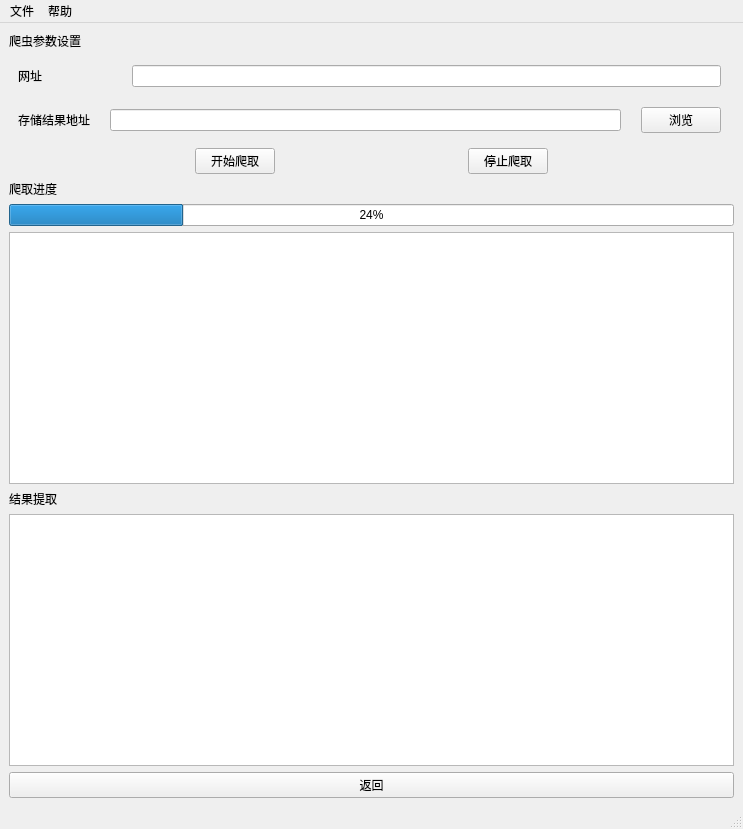
Qt form Spider.ui (cfxsvbtgasc21/Github-project-analyzer) before a commit.
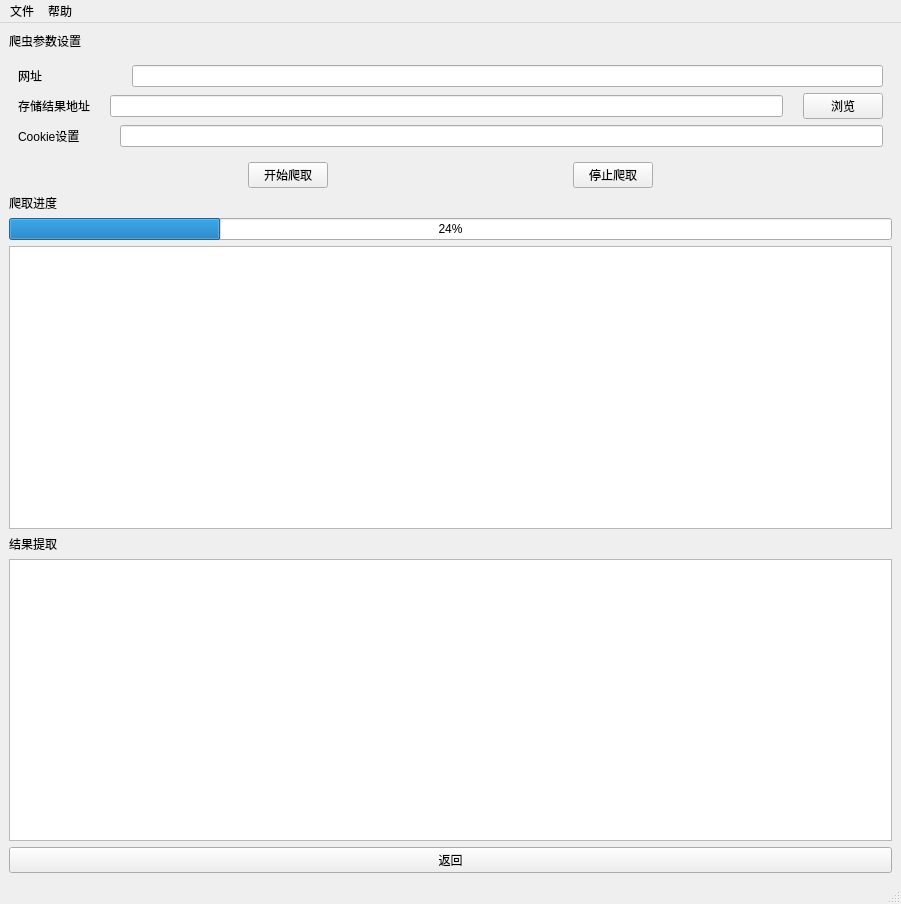
The same form after that commit.

Commit message: 将不同窗口分隔开

```diff
--- a/Spider.ui
+++ b/Spider.ui
@@ -6,8 +6,8 @@
    <rect>
     <x>0</x>
     <y>0</y>
-    <width>743</width>
-    <height>829</height>
+    <width>901</width>
+    <height>904</height>
    </rect>
   </property>
   <property name="windowTitle">
@@ -40,15 +40,6 @@
        <number>1</number>
       </property>
       <layout class="QVBoxLayout" name="verticalLayout">
-       <property name="spacing">
-        <number>20</number>
-       </property>
-       <property name="sizeConstraint">
-        <enum>QLayout::SetDefaultConstraint</enum>
-       </property>
-       <property name="rightMargin">
-        <number>13</number>
-       </property>
        <item>
         <layout class="QHBoxLayout" name="horizontalLayout">
          <property name="spacing">
@@ -90,6 +81,23 @@
          </item>
         </layout>
        </item>
+       <item>
+        <layout class="QHBoxLayout" name="horizontalLayout_4">
+         <property name="spacing">
+          <number>40</number>
+         </property>
+         <item>
+          <widget class="QLabel" name="label_6">
+           <property name="text">
+            <string>Cookie设置</string>
+           </property>
+          </widget>
+         </item>
+         <item>
+          <widget class="QLineEdit" name="Cookie"/>
+         </item>
+        </layout>
+       </item>
       </layout>
      </widget>
     </item>
@@ -235,7 +243,7 @@
     <rect>
      <x>0</x>
      <y>0</y>
-     <width>743</width>
+     <width>901</width>
      <height>30</height>
     </rect>
    </property>
```
Left out of the diff: 4 changed lines with no effect on the pictures. The commit also changes 2 other files.
